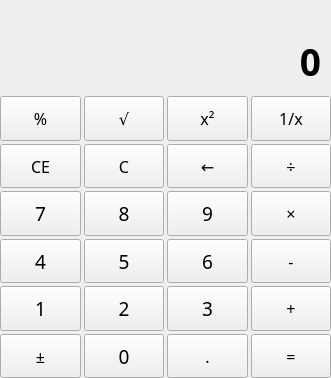
Old version of the form template/content/calculator/general/general.ui in the repository cmh1027/calculator.
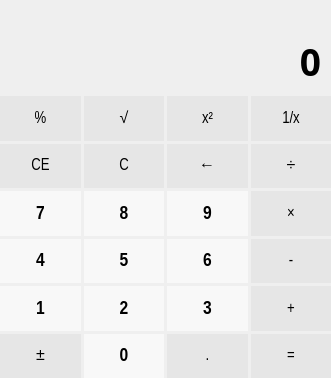
New version of the form.

Patch:
```diff
--- a/template/content/calculator/general/general.ui
+++ b/template/content/calculator/general/general.ui
@@ -110,6 +110,12 @@
      </item>
      <item>
       <layout class="QGridLayout" name="buttonLayout">
+       <property name="leftMargin">
+        <number>0</number>
+       </property>
+       <property name="topMargin">
+        <number>0</number>
+       </property>
        <property name="rightMargin">
         <number>0</number>
        </property>
@@ -135,10 +141,17 @@
          </property>
          <property name="font">
           <font>
-           <family>Arial Rounded MT Bold</family>
+           <family>Arial Narrow</family>
            <pointsize>14</pointsize>
+           <weight>75</weight>
+           <bold>true</bold>
           </font>
          </property>
+         <property name="styleSheet">
+          <string notr="true">QPushButton{background-color: rgb(248, 248, 248);border: none;} 
+QPushButton:hover{background-color: rgb(195, 195, 195);}
+</string>
+         </property>
          <property name="text">
           <string>4</string>
          </property>
@@ -160,10 +173,17 @@
          </property>
          <property name="font">
           <font>
-           <family>Arial Rounded MT Bold</family>
+           <family>Arial Narrow</family>
            <pointsize>14</pointsize>
+           <weight>75</weight>
+           <bold>true</bold>
           </font>
          </property>
+         <property name="styleSheet">
+          <string notr="true">QPushButton{background-color: rgb(248, 248, 248);border: none;} 
+QPushButton:hover{background-color: rgb(195, 195, 195);}
+</string>
+         </property>
          <property name="text">
           <string>1</string>
          </property>
@@ -185,10 +205,15 @@
          </property>
          <property name="font">
           <font>
-           <family>Arial Rounded MT Bold</family>
+           <family>Arial Narrow</family>
            <pointsize>12</pointsize>
           </font>
          </property>
+         <property name="styleSheet">
+          <string notr="true">QPushButton{background-color: rgb(230, 230, 230);border: none;} 
+QPushButton:hover{background-color: rgb(195, 195, 195);}
+</string>
+         </property>
          <property name="text">
           <string>%</string>
          </property>
@@ -210,10 +235,17 @@
          </property>
          <property name="font">
           <font>
-           <family>Arial Rounded MT Bold</family>
+           <family>Arial Narrow</family>
            <pointsize>14</pointsize>
+           <weight>75</weight>
+           <bold>true</bold>
           </font>
          </property>
+         <property name="styleSheet">
+          <string notr="true">QPushButton{background-color: rgb(248, 248, 248);border: none;} 
+QPushButton:hover{background-color: rgb(195, 195, 195);}
+</string>
+         </property>
          <property name="text">
           <string>8</string>
          </property>
@@ -235,10 +267,17 @@
          </property>
          <property name="font">
           <font>
-           <family>Arial Rounded MT Bold</family>
+           <family>Arial Narrow</family>
            <pointsize>14</pointsize>
+           <weight>75</weight>
+           <bold>true</bold>
           </font>
          </property>
+         <property name="styleSheet">
+          <string notr="true">QPushButton{background-color: rgb(248, 248, 248);border: none;} 
+QPushButton:hover{background-color: rgb(195, 195, 195);}
+</string>
+         </property>
          <property name="text">
           <string>9</string>
          </property>
@@ -260,10 +299,15 @@
          </property>
          <property name="font">
           <font>
-           <family>Arial Rounded MT Bold</family>
+           <family>Arial Narrow</family>
            <pointsize>12</pointsize>
           </font>
          </property>
+         <property name="styleSheet">
+          <string notr="true">QPushButton{background-color: rgb(230, 230, 230);border: none;} 
+QPushButton:hover{background-color: rgb(195, 195, 195);}
+</string>
+         </property>
          <property name="text">
           <string>←</string>
          </property>
@@ -285,10 +329,17 @@
          </property>
          <property name="font">
           <font>
-           <family>Arial Rounded MT Bold</family>
+           <family>Arial Narrow</family>
            <pointsize>14</pointsize>
+           <weight>75</weight>
+           <bold>true</bold>
           </font>
          </property>
+         <property name="styleSheet">
+          <string notr="true">QPushButton{background-color: rgb(248, 248, 248);border: none;} 
+QPushButton:hover{background-color: rgb(195, 195, 195);}
+</string>
+         </property>
          <property name="text">
           <string>7</string>
          </property>
@@ -310,10 +361,17 @@
          </property>
          <property name="font">
           <font>
-           <family>Arial Rounded MT Bold</family>
+           <family>Arial Narrow</family>
            <pointsize>12</pointsize>
           </font>
          </property>
+         <property name="styleSheet">
+          <string notr="true">QPushButton{background-color: rgb(230, 230, 230);border: none;} 
+QPushButton:hover{background-color: rgb(195, 195, 195);}
+QPushButton{background-color: rgb(230, 230, 230);border: none;} 
+QPushButton:hover{background-color: rgb(195, 195, 195);}
+</string>
+         </property>
          <property name="text">
           <string>÷</string>
          </property>
@@ -335,10 +393,15 @@
          </property>
          <property name="font">
           <font>
-           <family>Arial Rounded MT Bold</family>
+           <family>Arial Narrow</family>
            <pointsize>12</pointsize>
           </font>
          </property>
+         <property name="styleSheet">
+          <string notr="true">QPushButton{background-color: rgb(230, 230, 230);border: none;} 
+QPushButton:hover{background-color: rgb(195, 195, 195);}
+</string>
+         </property>
          <property name="text">
           <string>×</string>
          </property>
@@ -360,12 +423,14 @@
          </property>
          <property name="font">
           <font>
-           <family>Arial Rounded MT Bold</family>
+           <family>Arial Narrow</family>
            <pointsize>12</pointsize>
           </font>
          </property>
          <property name="styleSheet">
-          <string notr="true"/>
+          <string notr="true">QPushButton{background-color: rgb(230, 230, 230);border: none;} 
+QPushButton:hover{background-color: rgb(195, 195, 195);}
+</string>
          </property>
          <property name="text">
           <string>x²</string>
@@ -388,10 +453,15 @@
          </property>
          <property name="font">
           <font>
-           <family>Arial Rounded MT Bold</family>
+           <family>Arial Narrow</family>
            <pointsize>12</pointsize>
           </font>
          </property>
+         <property name="styleSheet">
+          <string notr="true">QPushButton{background-color: rgb(230, 230, 230);border: none;} 
+QPushButton:hover{background-color: rgb(195, 195, 195);}
+</string>
+         </property>
          <property name="text">
           <string>√</string>
          </property>
@@ -413,10 +483,15 @@
          </property>
          <property name="font">
           <font>
-           <family>Arial Rounded MT Bold</family>
+           <family>Arial Narrow</family>
            <pointsize>12</pointsize>
           </font>
          </property>
+         <property name="styleSheet">
+          <string notr="true">QPushButton{background-color: rgb(230, 230, 230);border: none;} 
+QPushButton:hover{background-color: rgb(195, 195, 195);}
+</string>
+         </property>
          <property name="text">
           <string>1/x</string>
          </property>
@@ -438,10 +513,15 @@
          </property>
          <property name="font">
           <font>
-           <family>Arial Rounded MT Bold</family>
+           <family>Arial Narrow</family>
            <pointsize>12</pointsize>
           </font>
          </property>
+         <property name="styleSheet">
+          <string notr="true">QPushButton{background-color: rgb(230, 230, 230);border: none;} 
+QPushButton:hover{background-color: rgb(195, 195, 195);}
+</string>
+         </property>
          <property name="text">
           <string>C</string>
          </property>
@@ -463,10 +543,15 @@
          </property>
          <property name="font">
           <font>
-           <family>Arial Rounded MT Bold</family>
+           <family>Arial Narrow</family>
            <pointsize>12</pointsize>
           </font>
          </property>
+         <property name="styleSheet">
+          <string notr="true">QPushButton{background-color: rgb(230, 230, 230);border: none;} 
+QPushButton:hover{background-color: rgb(195, 195, 195);}
+</string>
+         </property>
          <property name="text">
           <string>CE</string>
          </property>
@@ -488,10 +573,15 @@
          </property>
          <property name="font">
           <font>
-           <family>Arial Rounded MT Bold</family>
+           <family>Arial Narrow</family>
            <pointsize>12</pointsize>
           </font>
          </property>
+         <property name="styleSheet">
+          <string notr="true">QPushButton{background-color: rgb(230, 230, 230);border: none;} 
+QPushButton:hover{background-color: rgb(195, 195, 195);}
+</string>
+         </property>
          <property name="text">
           <string>±</string>
          </property>
@@ -513,10 +603,17 @@
          </property>
          <property name="font">
           <font>
-           <family>Arial Rounded MT Bold</family>
+           <family>Arial Narrow</family>
            <pointsize>14</pointsize>
+           <weight>75</weight>
+           <bold>true</bold>
           </font>
          </property>
+         <property name="styleSheet">
+          <string notr="true">QPushButton{background-color: rgb(248, 248, 248);border: none;} 
+QPushButton:hover{background-color: rgb(195, 195, 195);}
+</string>
+         </property>
          <property name="text">
           <string>5</string>
          </property>
@@ -538,10 +635,17 @@
          </property>
          <property name="font">
           <font>
-           <family>Arial Rounded MT Bold</family>
+           <family>Arial Narrow</family>
            <pointsize>14</pointsize>
+           <weight>75</weight>
+           <bold>true</bold>
           </font>
          </property>
+         <property name="styleSheet">
+          <string notr="true">QPushButton{background-color: rgb(248, 248, 248);border: none;} 
+QPushButton:hover{background-color: rgb(195, 195, 195);}
+</string>
+         </property>
          <property name="text">
           <string>6</string>
          </property>
@@ -563,10 +667,15 @@
          </property>
          <property name="font">
           <font>
-           <family>Arial Rounded MT Bold</family>
+           <family>Arial Narrow</family>
            <pointsize>12</pointsize>
           </font>
          </property>
+         <property name="styleSheet">
+          <string notr="true">QPushButton{background-color: rgb(230, 230, 230);border: none;} 
+QPushButton:hover{background-color: rgb(195, 195, 195);}
+</string>
+         </property>
          <property name="text">
           <string>-</string>
          </property>
@@ -588,10 +697,17 @@
          </property>
          <property name="font">
           <font>
-           <family>Arial Rounded MT Bold</family>
+           <family>Arial Narrow</family>
            <pointsize>14</pointsize>
+           <weight>75</weight>
+           <bold>true</bold>
           </font>
          </property>
+         <property name="styleSheet">
+          <string notr="true">QPushButton{background-color: rgb(248, 248, 248);border: none;} 
+QPushButton:hover{background-color: rgb(195, 195, 195);}
+</string>
+         </property>
          <property name="text">
           <string>2</string>
          </property>
@@ -613,10 +729,17 @@
          </property>
          <property name="font">
           <font>
-           <family>Arial Rounded MT Bold</family>
+           <family>Arial Narrow</family>
            <pointsize>14</pointsize>
+           <weight>75</weight>
+           <bold>true</bold>
           </font>
          </property>
+         <property name="styleSheet">
+          <string notr="true">QPushButton{background-color: rgb(248, 248, 248);border: none;} 
+QPushButton:hover{background-color: rgb(195, 195, 195);}
+</string>
+         </property>
          <property name="text">
           <string>3</string>
          </property>
@@ -638,10 +761,15 @@
          </property>
          <property name="font">
           <font>
-           <family>Arial Rounded MT Bold</family>
+           <family>Arial Narrow</family>
            <pointsize>12</pointsize>
           </font>
          </property>
+         <property name="styleSheet">
+          <string notr="true">QPushButton{background-color: rgb(230, 230, 230);border: none;} 
+QPushButton:hover{background-color: rgb(195, 195, 195);}
+</string>
+         </property>
          <property name="text">
           <string>+</string>
          </property>
@@ -663,10 +791,17 @@
          </property>
          <property name="font">
           <font>
-           <family>Arial Rounded MT Bold</family>
+           <family>Arial Narrow</family>
            <pointsize>14</pointsize>
+           <weight>75</weight>
+           <bold>true</bold>
           </font>
          </property>
+         <property name="styleSheet">
+          <string notr="true">QPushButton{background-color: rgb(248, 248, 248);border: none;} 
+QPushButton:hover{background-color: rgb(195, 195, 195);}
+</string>
+         </property>
          <property name="text">
           <string>0</string>
          </property>
@@ -688,10 +823,15 @@
          </property>
          <property name="font">
           <font>
-           <family>Arial Rounded MT Bold</family>
+           <family>Arial Narrow</family>
            <pointsize>12</pointsize>
           </font>
          </property>
+         <property name="styleSheet">
+          <string notr="true">QPushButton{background-color: rgb(230, 230, 230);border: none;} 
+QPushButton:hover{background-color: rgb(195, 195, 195);}
+</string>
+         </property>
          <property name="text">
           <string>.</string>
          </property>
@@ -713,10 +853,15 @@
          </property>
          <property name="font">
           <font>
-           <family>Arial Rounded MT Bold</family>
+           <family>Arial Narrow</family>
            <pointsize>12</pointsize>
           </font>
          </property>
+         <property name="styleSheet">
+          <string notr="true">QPushButton{background-color: rgb(230, 230, 230);border: none;} 
+QPushButton:hover{background-color: rgb(195, 195, 195);}
+</string>
+         </property>
          <property name="text">
           <string>=</string>
          </property>
```
